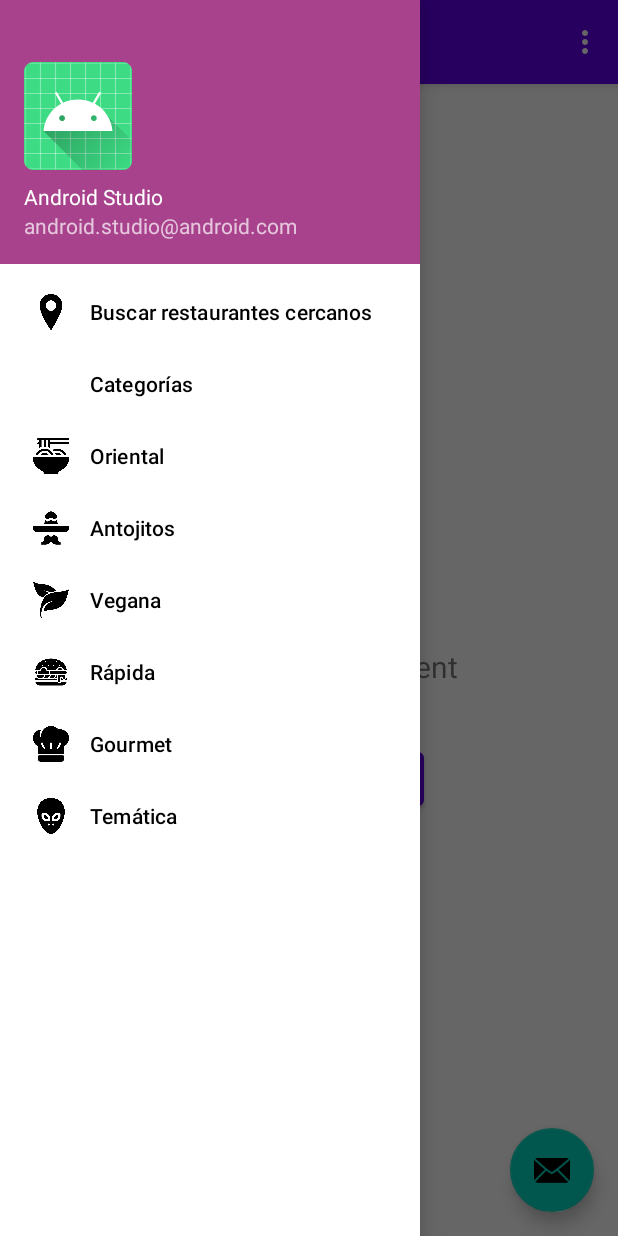
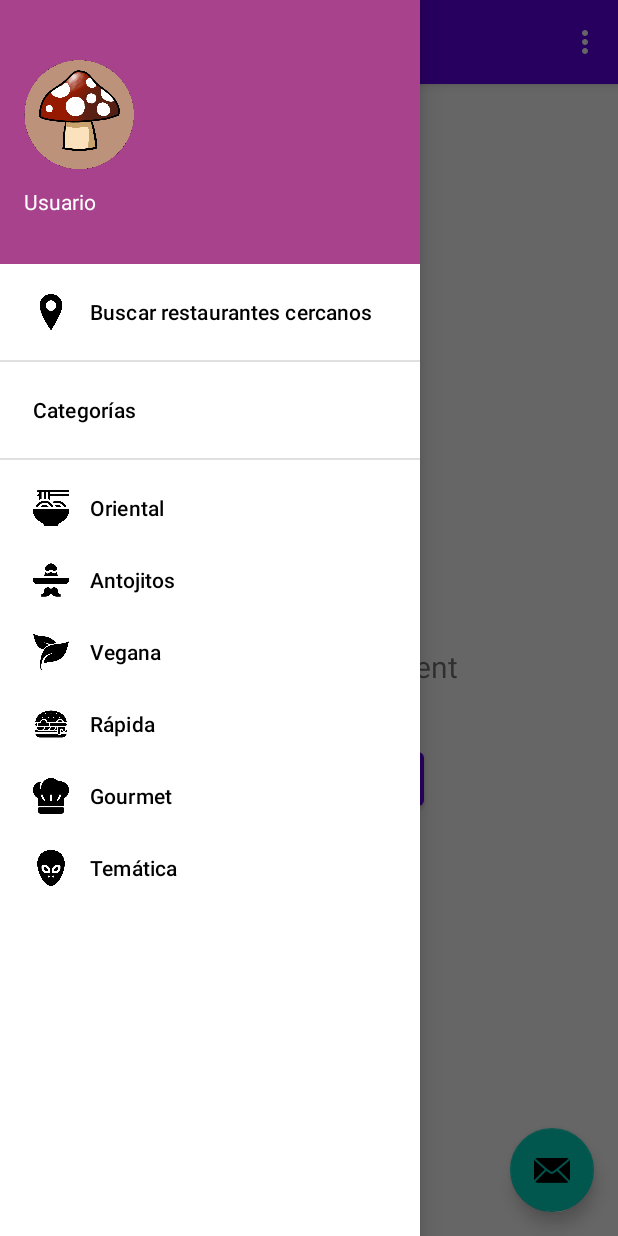
Before and after one commit to Namoku/SazonApp, an Android app: the HomeActivity screen opened directly, with no data from a screen before it, with the side drawer open, on a phone screen of 412 x 824 dp. Run offline under Robolectric (Android 15) with nearby library versions, the phone set to English and light mode, and no system bars; our stand-ins replace Firebase (no records; nobody signed in at launch, a user with empty details on screens opened directly), navigation-ui.

Commit message:
header menu modified

```diff
--- a/app/src/main/res/layout/nav_header_home.xml
+++ b/app/src/main/res/layout/nav_header_home.xml
@@ -14,22 +14,16 @@
 
     <ImageView
         android:id="@+id/imageView"
-        android:layout_width="wrap_content"
-        android:layout_height="wrap_content"
+        android:layout_width="74dp"
+        android:layout_height="88dp"
         android:contentDescription="@string/nav_header_desc"
         android:paddingTop="@dimen/nav_header_vertical_spacing"
-        app:srcCompat="@mipmap/ic_launcher_round" />
+        app:srcCompat="@drawable/usuario" />
 
     <TextView
-        android:layout_width="match_parent"
-        android:layout_height="wrap_content"
+        android:layout_width="261dp"
+        android:layout_height="43dp"
         android:paddingTop="@dimen/nav_header_vertical_spacing"
         android:text="@string/nav_header_title"
         android:textAppearance="@style/TextAppearance.AppCompat.Body1" />
-
-    <TextView
-        android:id="@+id/textView"
-        android:layout_width="wrap_content"
-        android:layout_height="wrap_content"
-        android:text="@string/nav_header_subtitle" />
 </LinearLayout>
--- a/app/src/main/res/menu/activity_main_drawer.xml
+++ b/app/src/main/res/menu/activity_main_drawer.xml
@@ -3,14 +3,16 @@
     xmlns:tools="http://schemas.android.com/tools"
     tools:showIn="navigation_view">
 
-    <group android:checkableBehavior="single">
+    <group android:checkableBehavior="single"
+        android:id="@+id/grupo1">
         <item
             android:id="@+id/nav_buscar"
             android:icon="@drawable/ubicacion"
             android:title="Buscar restaurantes cercanos" />
     </group>
     <item android:title="Categorías"/>
-    <group android:checkableBehavior="single">
+    <group android:checkableBehavior="single"
+        android:id="@+id/grupo2">
         <item
             android:id="@+id/nav_oriental"
             android:icon="@drawable/oriental"
--- a/app/src/main/res/values/strings.xml
+++ b/app/src/main/res/values/strings.xml
@@ -3,7 +3,7 @@
     <string name="title_activity_home">HomeActivity</string>
     <string name="navigation_drawer_open">Open navigation drawer</string>
     <string name="navigation_drawer_close">Close navigation drawer</string>
-    <string name="nav_header_title">Android Studio</string>
+    <string name="nav_header_title">Usuario</string>
     <string name="nav_header_subtitle">android.studio@android.com</string>
     <string name="nav_header_desc">Navigation header</string>
     <string name="action_settings">Settings</string>
```
Also changed, not shown: app/src/main/res/drawable-v24/usuario.png (added).
